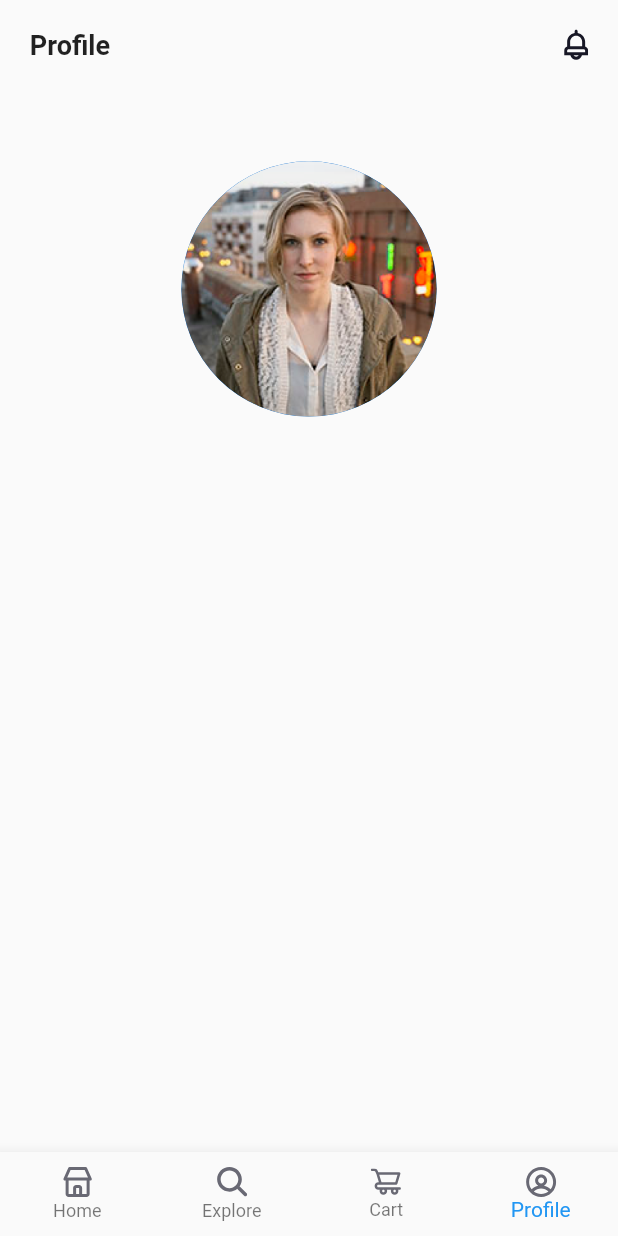
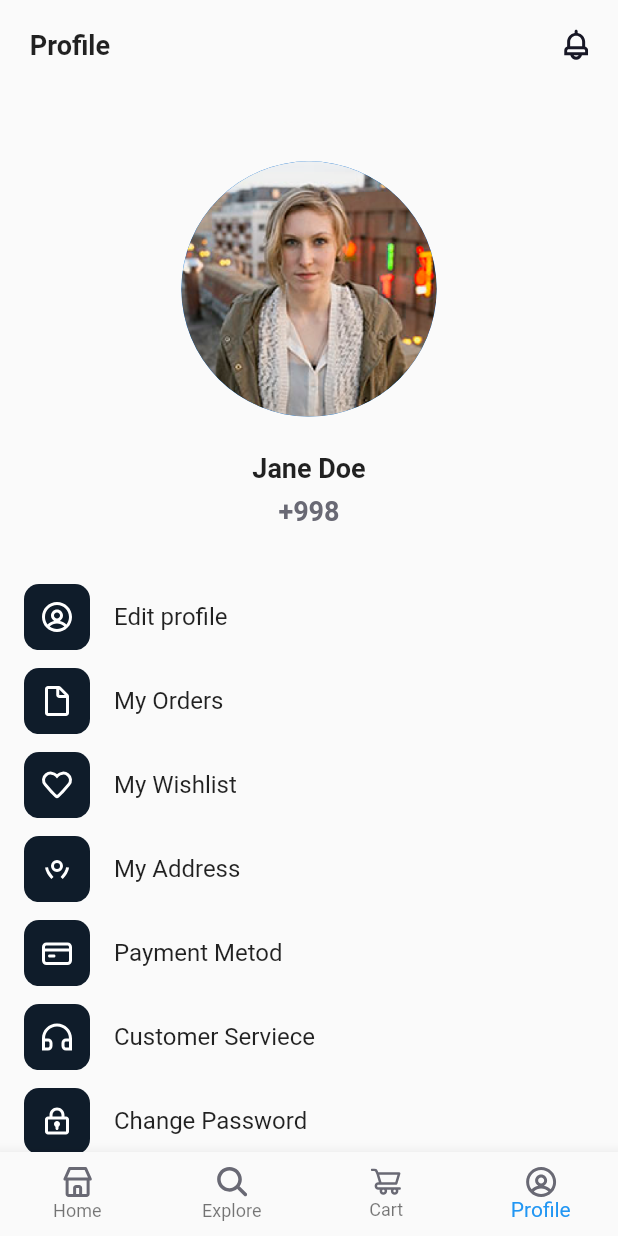
Before and after one commit to Otabek66/organico, a Flutter app: the MainView screen opened by its route, item 4 of the bottom bar chosen, on a phone screen of 412 x 824 dp. Run offline on Flutter 3.47's test engine with Material 2 defaults, Android fonts, the phone set to English and light mode, and no system bars; our stand-ins replace bloc, connectivity_plus, flutter_bloc, flutter_svg.

Commit message:
profile view updated

```diff
--- a/lib/core/constants/fonts/font_style.dart
+++ b/lib/core/constants/fonts/font_style.dart
@@ -10,6 +10,7 @@ class FStyles {
   static const TextStyle headline3s = TextStyle(fontSize: FSize.klarge,fontWeight: FontWeight.w700);
   static const TextStyle headline4 = TextStyle(fontSize: FSize.kmedium);
   static const TextStyle headline4b = TextStyle(fontSize: FSize.kmedium, fontWeight: FontWeight.w700);
+  static const TextStyle headline4p = TextStyle(fontSize: FSize.kmedium, fontWeight: FontWeight.w700,color: ColorConst.ktextDarkGrey);
   static const TextStyle headline5 = TextStyle(fontSize: FSize.ksmall);
   static const TextStyle headline5b = TextStyle(fontSize: FSize.ksmall,color: Colors.grey);
   static const TextStyle headline5s = TextStyle(fontSize: FSize.ksmall,color: ColorConst.ktextDarkGrey);
--- a/lib/main.dart
+++ b/lib/main.dart
@@ -4,12 +4,14 @@ import 'package:organico/config/init/navigation_servise.dart';
 import 'package:organico/config/routes/routes.dart';
 import 'package:organico/screens/authentication/cubit/auth_cubit.dart';
 import 'package:organico/screens/authentication/view/splash_view.dart';
+import 'package:organico/screens/profile/cubit/profile_cubit.dart';
 
 void main() async{
   WidgetsFlutterBinding.ensureInitialized();
 
   runApp(MultiBlocProvider(providers: [
       BlocProvider(create: (context) => AuthCubit()),
+      BlocProvider(create: (context) => ProfileCubit()),
     ], child: const MyApp()));
 }
 
--- /dev/null
+++ b/lib/model/profile_model.dart
@@ -0,0 +1,5 @@
+class ProfileModel {
+  String iamge;
+  String name;
+  ProfileModel(this.iamge,this.name);
+}
--- a/lib/screens/profile/cubit/profile_cubit.dart
+++ b/lib/screens/profile/cubit/profile_cubit.dart
@@ -1,7 +1,19 @@
 import 'package:flutter_bloc/flutter_bloc.dart';
+import 'package:organico/model/profile_model.dart';
 import 'package:organico/screens/profile/state/profile_state.dart';
 
 class ProfileCubit extends Cubit<ProfileState>{
 ProfileCubit() : super (ProfileInitial());
 
+List<ProfileModel> profile = [
+ProfileModel("assets/profile/icons/profile.svg", "Edit profile"),
+ProfileModel("assets/profile/icons/order.svg", "My Orders"),
+ProfileModel("assets/profile/icons/wishlist.svg", "My Wishlist"),
+ProfileModel("assets/profile/icons/addres.svg", "My Address"),
+ProfileModel("assets/profile/icons/pay.svg", "Payment Metod"),
+ProfileModel("assets/profile/icons/customer.svg", "Customer Serviece"),
+ProfileModel("assets/profile/icons/password.svg", "Change Password"),
+ProfileModel("assets/profile/icons/logout.svg", "Logout"),
+];
+
 }
--- a/lib/screens/profile/view/profile_view.dart
+++ b/lib/screens/profile/view/profile_view.dart
@@ -1,8 +1,12 @@
 import 'package:flutter/material.dart';
+import 'package:flutter_bloc/flutter_bloc.dart';
+import 'package:flutter_svg/svg.dart';
 import 'package:organico/core/base/base.dart';
 import 'package:organico/core/constants/fonts/font_style.dart';
 import 'package:organico/core/constants/icons/icons_const.dart';
 import 'package:organico/core/extension/context_extension.dart';
+import 'package:organico/screens/authentication/cubit/auth_cubit.dart';
+import 'package:organico/screens/profile/cubit/profile_cubit.dart';
 import 'package:organico/widgets/appbar/appbar_widget.dart';
 
 class ProfileView extends StatelessWidget {
@@ -10,18 +14,52 @@ class ProfileView extends StatelessWidget {
 
   @override
   Widget build(BuildContext context) {
-    return BaseView(viewModal: ProfileView, onPageBuildre: (context,widget)=>scaffold(context));
+    return BaseView(
+        viewModal: ProfileView,
+        onPageBuildre: (context, widget) => scaffold(context));
   }
 
   Scaffold scaffold(BuildContext context) => Scaffold(
-    body: SafeArea(child: Column(children: [
-      AppBarWidget(leading:const Text("Profile",style:  FStyles.headline4b,),
-      trailing: IconConst.bell,
-      ),
-      sizedBox(48,context),
-      CircleAvatar(radius: context.w * 85.5,foregroundImage:AssetImage("assets/profile/images/avatar.png"),),
-    ],)),
-  );
+        body: SafeArea(
+            child: Column(
+          children: [
+            AppBarWidget(
+              leading: const Text(
+                "Profile",
+                style: FStyles.headline4b,
+              ),
+              trailing: IconConst.bell,
+            ),
+            sizedBox(48, context),
+            CircleAvatar(
+              radius: context.w * 85.5,
+              foregroundImage: AssetImage("assets/profile/images/avatar.png"),
+            ),
+            sizedBox(24, context),
+            const Text("Jane Doe",style: FStyles.headline4b,),
+            sizedBox(8, context),
+            Text(context.watch<AuthCubit>().phoneNumberController.text,style: FStyles.headline4p,),
+            sizedBox(32, context),
+            Expanded(child:
+            ListView.builder(itemBuilder: (ctx,ind){
+              return ListTile(
+                leading: SvgPicture.asset(context.watch<ProfileCubit>().profile[ind].iamge),
+                title: Text(context.watch<ProfileCubit>().profile[ind].name),
+                onTap: (){
+                  if(ind==0){
 
-  SizedBox sizedBox(double size,BuildContext context) => SizedBox(height: context.w * size,);
+                  }
+                },
+
+              );
+            },
+            itemCount: context.watch<ProfileCubit>().profile.length,
+            ))
+          ],
+        )),
+      );
+
+  SizedBox sizedBox(double size, BuildContext context) => SizedBox(
+        height: context.w * size,
+      );
 }
```
Also changed, not shown: assets/profile/icons/addres.svg (added), assets/profile/icons/customer.svg (added), assets/profile/icons/logout.svg (added), assets/profile/icons/order.svg (added), assets/profile/icons/password.svg (added), assets/profile/icons/pay.svg (added), assets/profile/icons/profile.svg (added), assets/profile/icons/wishlist.svg (added).
